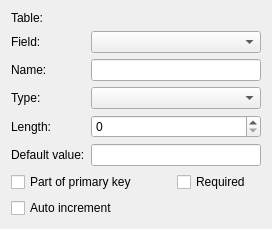
Old version of the form src/mdtdatabase/mdtSqlFieldSetupWidget.ui in the repository scandyna/multidiagtools.
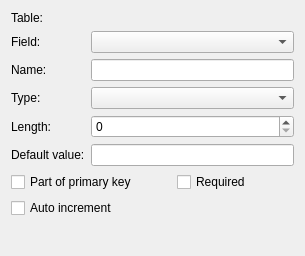
New version of the form.

```diff
--- a/src/mdtdatabase/mdtSqlFieldSetupWidget.ui
+++ b/src/mdtdatabase/mdtSqlFieldSetupWidget.ui
@@ -6,8 +6,8 @@
    <rect>
     <x>0</x>
     <y>0</y>
-    <width>272</width>
-    <height>217</height>
+    <width>305</width>
+    <height>256</height>
    </rect>
   </property>
   <property name="windowTitle">
```
Left out of the diff: 3 changed lines with no effect on the pictures.
